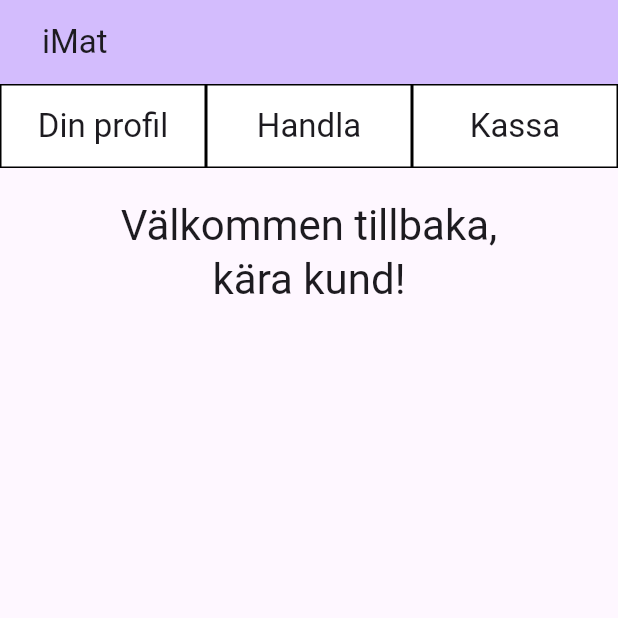
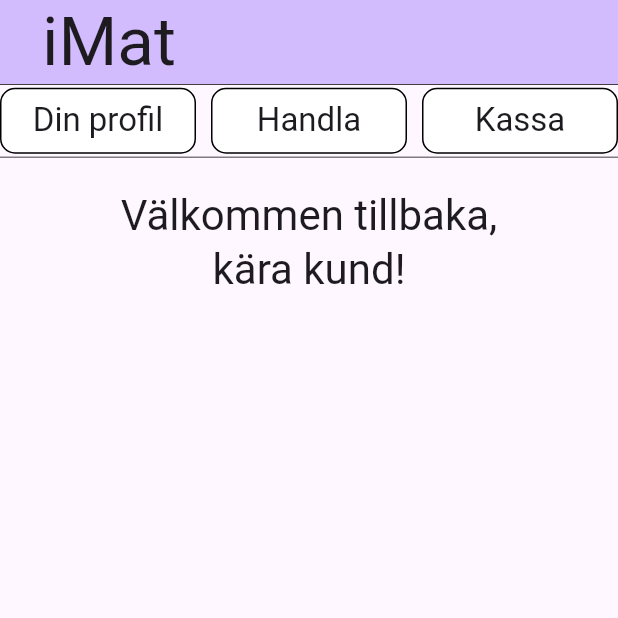
Before and after one commit to Hannah-Dagemark/GraphicsProject-G11, a Flutter app: the screen it shows after launch, on a phone screen of 412 x 824 dp, the top half of it. Run offline on Flutter 3.47's test engine with Material 3 defaults, Android fonts, the phone set to English and light mode, and no system bars.

Commit message:
feat: better styling

```diff
--- a/prototyp/lib/widgets/logo.dart
+++ b/prototyp/lib/widgets/logo.dart
@@ -10,8 +10,8 @@ class Logo extends StatelessWidget {
   Widget build(BuildContext context) {
     var appModel = Provider.of<AppModel>(context);
     return TextButton(
-      child: Text("iMat", style: Theme.of(context).textTheme.titleLarge),
       onPressed: () => {appModel.setCurrentPage(PageIndex.home)},
+      child: Text("iMat", style: Theme.of(context).textTheme.displayMedium),
     );
   }
 }
--- a/prototyp/lib/widgets/navbar.dart
+++ b/prototyp/lib/widgets/navbar.dart
@@ -8,12 +8,18 @@ class Navbar extends StatelessWidget {
 
   @override
   Widget build(BuildContext context) {
-    return const Row(
+    return Container(
+      decoration: BoxDecoration(
+        border: Border.symmetric(horizontal: BorderSide(width: 0.5, color: Colors.black)),
+      ),
+      child: Row(
+        spacing: 10,
         children: [
           _NavbarButton(title: "Din profil", page: PageIndex.profile),
           _NavbarButton(title: "Handla", page: PageIndex.browse),
           _NavbarButton(title: "Kassa", page: PageIndex.checkout),
         ],
+      ),
     );
   }
 }
@@ -28,18 +34,20 @@ class _NavbarButton extends StatelessWidget {
   Widget build(BuildContext context) {
     var appModel = Provider.of<AppModel>(context);
     return Expanded(
-      child: Container(
-        decoration: BoxDecoration(
-          border: Border.all(color: Colors.black),
-          color: (appModel.currentPage == page) ? Colors.grey : Colors.white,
+      child: TextButton(
+        onPressed: () => {appModel.setCurrentPage(page)},
+        style: ButtonStyle(
+          backgroundColor: WidgetStatePropertyAll(
+            (appModel.currentPage == page) ? Colors.grey : Colors.white,
           ),
-        child: TextButton(
-          child: Padding(
-            padding: .all(5),
+          shape: WidgetStatePropertyAll(
+            RoundedRectangleBorder(
+              borderRadius: BorderRadius.circular(10),
+              side: const BorderSide(width: 1, color: Colors.black),
+            ),
+          ),
+        ),
         child: Text(title, style: Theme.of(context).textTheme.titleLarge),
-          ),
-          onPressed: () => {appModel.setCurrentPage(page)},
-        ),
       ),
     );
   }
```
Lines whose indentation alone changed are shown as unchanged.
